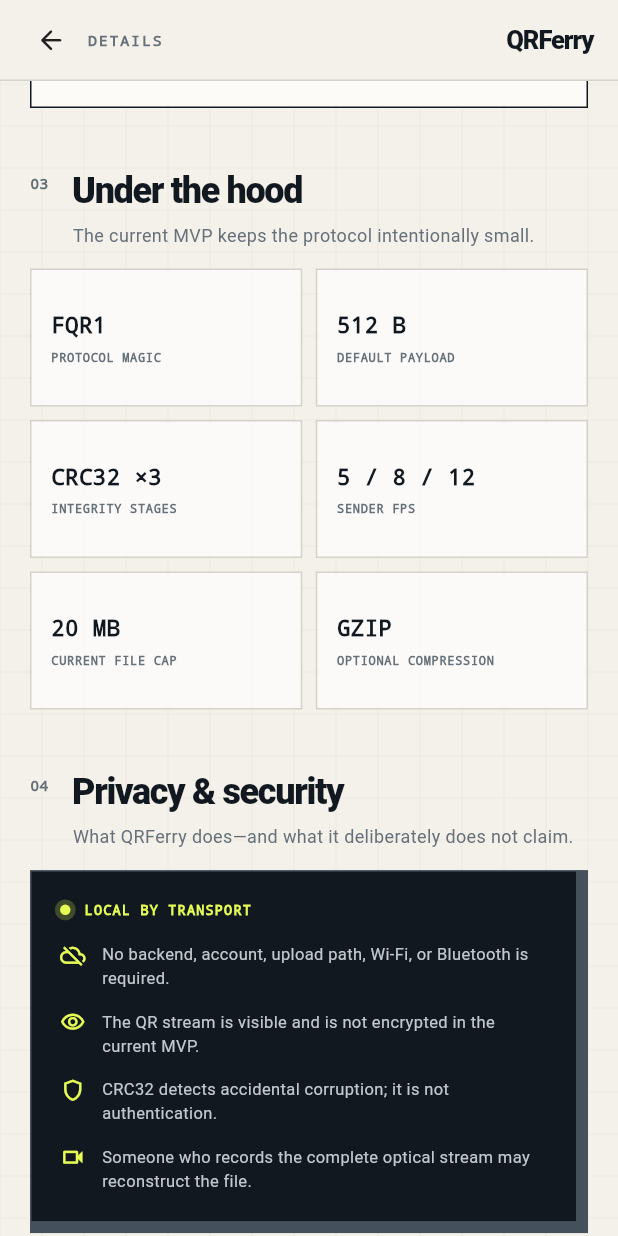
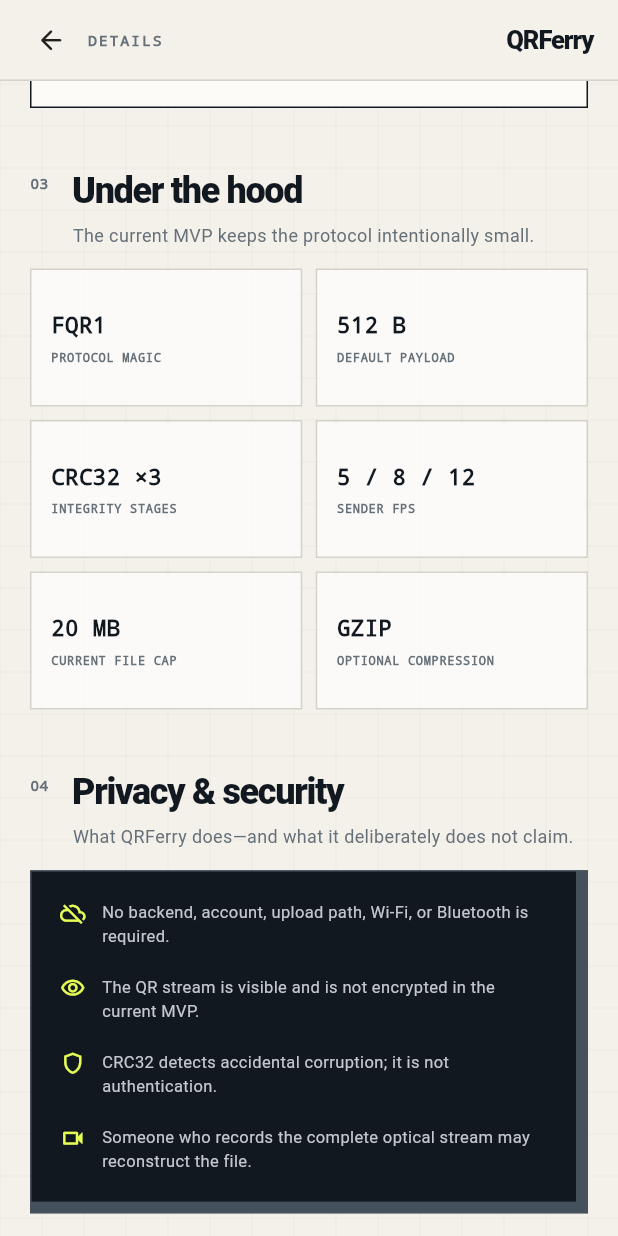
Before and after one commit to itskdey/qr_ferry_flutter, a Flutter app: the DetailsScreen screen opened by its route, scrolled down 1152 dp, on a phone screen of 412 x 824 dp. Run offline on Flutter 3.47's test engine with Material 3 defaults, Android fonts, the light colour scheme and no system bars; our stand-ins replace file_picker, get, share_plus; missing offline and left inert: mobile_scanner, qr.

Commit message:
feat: implement custom Hero flight shuttle for smooth font scaling transitions and update Column spacing usage

```diff
--- a/lib/features/details/details_screen.dart
+++ b/lib/features/details/details_screen.dart
@@ -249,13 +249,71 @@ class _DetailsHeader extends StatelessWidget {
           const Spacer(),
           Hero(
             tag: 'QRFerry',
-            child: const Text(
-              'QRFerry',
-              style: TextStyle(
-                color: QrFerryDesign.ink,
-                fontSize: 17,
-                fontWeight: FontWeight.w900,
-                letterSpacing: -0.7,
+            transitionOnUserGestures: true,
+            createRectTween: (begin, end) =>
+                MaterialRectCenterArcTween(begin: begin, end: end),
+            flightShuttleBuilder:
+                (
+                  flightContext,
+                  animation,
+                  flightDirection,
+                  fromHeroContext,
+                  toHeroContext,
+                ) {
+                  // Pull the "from" and "to" styles straight off the Hero children
+                  final fromText = fromHeroContext.widget as Hero;
+                  final toText = toHeroContext.widget as Hero;
+
+                  // Simpler & safer: just hardcode the two known styles here
+                  const beginStyle = TextStyle(
+                    color: QrFerryDesign.ink,
+                    fontSize: 23,
+                    fontWeight: FontWeight.w900,
+                    letterSpacing: -0.7,
+                  );
+                  const endStyle = TextStyle(
+                    color: QrFerryDesign.ink,
+                    fontSize: 17,
+                    fontWeight: FontWeight.w900,
+                    letterSpacing: -0.8,
+                  );
+
+                  final isPush = flightDirection == HeroFlightDirection.push;
+
+                  return Material(
+                    type: MaterialType.transparency,
+                    child: AnimatedBuilder(
+                      animation: animation,
+                      builder: (context, child) {
+                        // Ease the curve so it doesn't feel linear/robotic
+                        final t = Curves.easeInOutCubic.transform(
+                          animation.value,
+                        );
+                        final style = TextStyle.lerp(
+                          isPush ? beginStyle : endStyle,
+                          isPush ? endStyle : beginStyle,
+                          t,
+                        );
+                        return Text(
+                          'QRFerry',
+                          textScaler: TextScaler.noScaling,
+                          style: style,
+                        );
+                      },
+                    ),
+                  );
+                },
+            child: const Material(
+              type: MaterialType.transparency,
+              child: Text(
+                'QRFerry',
+                textScaler: TextScaler.noScaling,
+                style: TextStyle(
+                  color: QrFerryDesign.ink,
+                  fontSize: 17, // or 23 on the home screen
+                  fontWeight: FontWeight.w900,
+                  letterSpacing: -0.7, // or -0.8 on the home screen
+                ),
               ),
             ),
           ),
@@ -682,25 +740,9 @@ class _PrivacyCard extends StatelessWidget {
       shadowOffset: 7,
       padding: const EdgeInsets.all(18),
       child: const Column(
+        spacing: 5,
         crossAxisAlignment: CrossAxisAlignment.start,
         children: [
-          Row(
-            children: [
-              PulseDot(color: QrFerryDesign.signal, size: 7),
-              SizedBox(width: 9),
-              Text(
-                'LOCAL BY TRANSPORT',
-                style: TextStyle(
-                  color: QrFerryDesign.signal,
-                  fontFamily: 'monospace',
-                  fontSize: 9,
-                  fontWeight: FontWeight.w900,
-                  letterSpacing: 0.8,
-                ),
-              ),
-            ],
-          ),
-          SizedBox(height: 15),
           _FactLine(
             icon: Icons.cloud_off_outlined,
             text:
```
Also changed, not shown: lib/features/home/home_screen.dart (+55 -6 lines).
